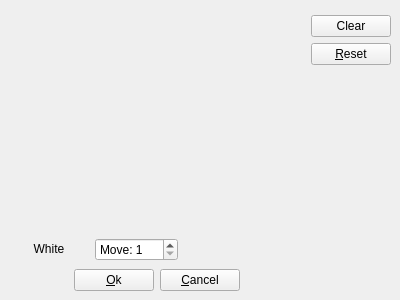
madnight/chessx, file src/gui/boardsetup.ui: the form before one commit.
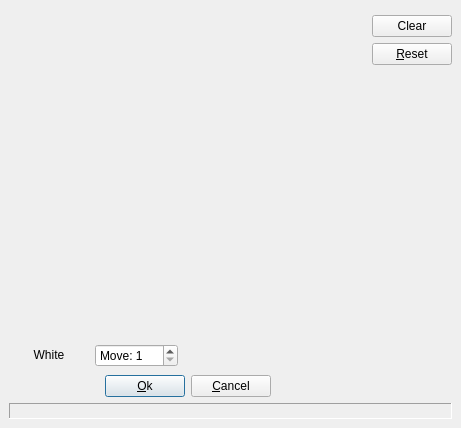
The form after the commit. Custom widgets are drawn as their Qt base class.

Commit message: Show FEN. If the position is illegal, show the reason and disable OK button.

```diff
--- a/src/gui/boardsetup.ui
+++ b/src/gui/boardsetup.ui
@@ -5,8 +5,8 @@
    <rect>
     <x>0</x>
     <y>0</y>
-    <width>400</width>
-    <height>300</height>
+    <width>461</width>
+    <height>428</height>
    </rect>
   </property>
   <property name="windowTitle" >
@@ -19,6 +19,127 @@
    <property name="spacing" >
     <number>6</number>
    </property>
+   <item row="3" column="0" colspan="2" >
+    <widget class="QLabel" name="fenLabel" >
+     <property name="minimumSize" >
+      <size>
+       <width>400</width>
+       <height>0</height>
+      </size>
+     </property>
+     <property name="frameShape" >
+      <enum>QFrame::Panel</enum>
+     </property>
+     <property name="frameShadow" >
+      <enum>QFrame::Sunken</enum>
+     </property>
+     <property name="text" >
+      <string/>
+     </property>
+    </widget>
+   </item>
+   <item row="0" column="0" >
+    <widget class="BoardView" native="1" name="boardView" />
+   </item>
+   <item row="2" column="0" >
+    <layout class="QHBoxLayout" >
+     <property name="margin" >
+      <number>0</number>
+     </property>
+     <property name="spacing" >
+      <number>6</number>
+     </property>
+     <item>
+      <spacer>
+       <property name="orientation" >
+        <enum>Qt::Horizontal</enum>
+       </property>
+       <property name="sizeType" >
+        <enum>QSizePolicy::Expanding</enum>
+       </property>
+       <property name="sizeHint" >
+        <size>
+         <width>40</width>
+         <height>20</height>
+        </size>
+       </property>
+      </spacer>
+     </item>
+     <item>
+      <widget class="QPushButton" name="okButton" >
+       <property name="text" >
+        <string>&amp;Ok</string>
+       </property>
+      </widget>
+     </item>
+     <item>
+      <widget class="QPushButton" name="cancelButton" >
+       <property name="text" >
+        <string>&amp;Cancel</string>
+       </property>
+      </widget>
+     </item>
+     <item>
+      <spacer>
+       <property name="orientation" >
+        <enum>Qt::Horizontal</enum>
+       </property>
+       <property name="sizeType" >
+        <enum>QSizePolicy::Expanding</enum>
+       </property>
+       <property name="sizeHint" >
+        <size>
+         <width>40</width>
+         <height>20</height>
+        </size>
+       </property>
+      </spacer>
+     </item>
+    </layout>
+   </item>
+   <item row="0" column="1" >
+    <layout class="QVBoxLayout" >
+     <property name="margin" >
+      <number>0</number>
+     </property>
+     <property name="spacing" >
+      <number>6</number>
+     </property>
+     <item>
+      <widget class="QWidget" native="1" name="buttonWidget" />
+     </item>
+     <item>
+      <widget class="QPushButton" name="clearButton" >
+       <property name="text" >
+        <string>Clear</string>
+       </property>
+      </widget>
+     </item>
+     <item>
+      <widget class="QPushButton" name="resetButton" >
+       <property name="text" >
+        <string>&amp;Reset</string>
+       </property>
+      </widget>
+     </item>
+     <item>
+      <spacer>
+       <property name="orientation" >
+        <enum>Qt::Vertical</enum>
+       </property>
+       <property name="sizeType" >
+        <enum>QSizePolicy::Expanding</enum>
+       </property>
+       <property name="sizeHint" >
+        <size>
+         <width>31</width>
+         <height>121</height>
+        </size>
+       </property>
+      </spacer>
+     </item>
+    </layout>
+   </item>
    <item row="1" column="0" >
     <layout class="QHBoxLayout" >
      <property name="margin" >
@@ -74,108 +195,6 @@
      </item>
     </layout>
    </item>
-   <item row="0" column="1" >
-    <layout class="QVBoxLayout" >
-     <property name="margin" >
-      <number>0</number>
-     </property>
-     <property name="spacing" >
-      <number>6</number>
-     </property>
-     <item>
-      <widget class="QWidget" native="1" name="buttonWidget" />
-     </item>
-     <item>
-      <widget class="QPushButton" name="clearButton" >
-       <property name="text" >
-        <string>Clear</string>
-       </property>
-      </widget>
-     </item>
-     <item>
-      <widget class="QPushButton" name="resetButton" >
-       <property name="text" >
-        <string>&amp;Reset</string>
-       </property>
-      </widget>
-     </item>
-     <item>
-      <spacer>
-       <property name="orientation" >
-        <enum>Qt::Vertical</enum>
-       </property>
-       <property name="sizeType" >
-        <enum>QSizePolicy::Expanding</enum>
-       </property>
-       <property name="sizeHint" >
-        <size>
-         <width>31</width>
-         <height>121</height>
-        </size>
-       </property>
-      </spacer>
-     </item>
-    </layout>
-   </item>
-   <item row="2" column="0" >
-    <layout class="QHBoxLayout" >
-     <property name="margin" >
-      <number>0</number>
-     </property>
-     <property name="spacing" >
-      <number>6</number>
-     </property>
-     <item>
-      <spacer>
-       <property name="orientation" >
-        <enum>Qt::Horizontal</enum>
-       </property>
-       <property name="sizeType" >
-        <enum>QSizePolicy::Expanding</enum>
-       </property>
-       <property name="sizeHint" >
-        <size>
-         <width>40</width>
-         <height>20</height>
-        </size>
-       </property>
-      </spacer>
-     </item>
-     <item>
-      <widget class="QPushButton" name="okButton" >
-       <property name="text" >
-        <string>&amp;Ok</string>
-       </property>
-      </widget>
-     </item>
-     <item>
-      <widget class="QPushButton" name="cancelButton" >
-       <property name="text" >
-        <string>&amp;Cancel</string>
-       </property>
-      </widget>
-     </item>
-     <item>
-      <spacer>
-       <property name="orientation" >
-        <enum>Qt::Horizontal</enum>
-       </property>
-       <property name="sizeType" >
-        <enum>QSizePolicy::Expanding</enum>
-       </property>
-       <property name="sizeHint" >
-        <size>
-         <width>40</width>
-         <height>20</height>
-        </size>
-       </property>
-      </spacer>
-     </item>
-    </layout>
-   </item>
-   <item row="0" column="0" >
-    <widget class="BoardView" native="1" name="boardView" />
-   </item>
   </layout>
  </widget>
  <layoutdefault spacing="6" margin="11" />
```
The commit also changes 2 other files.
